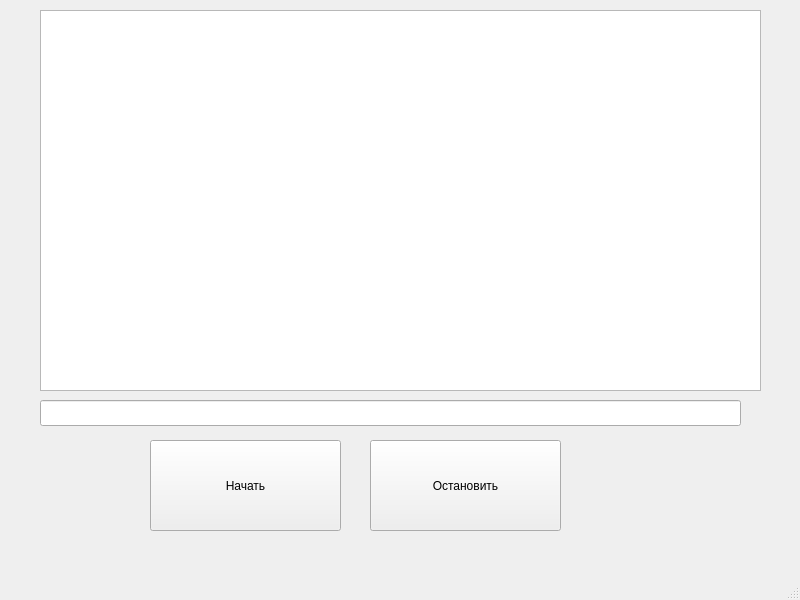
First picture: the form in mainwindow.ui, repository Toshka3/2024_KB-222_Tkachenko_16, before the edit.
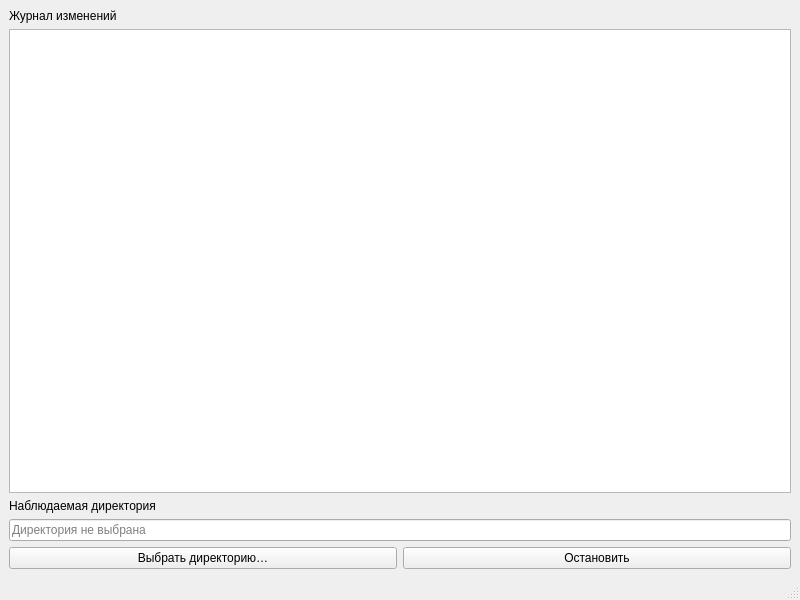
Second picture: the form after the edit.

Commit message: Clarify directory watch state and surface file changes

Diff of the .ui file:
```diff
--- a/mainwindow.ui
+++ b/mainwindow.ui
@@ -14,69 +14,57 @@
    <string>MainWindow</string>
   </property>
   <widget class="QWidget" name="centralwidget">
-   <widget class="QPushButton" name="startButton">
-    <property name="geometry">
-     <rect>
-      <x>150</x>
-      <y>440</y>
-      <width>191</width>
-      <height>91</height>
-     </rect>
-    </property>
-    <property name="text">
-     <string>Начать</string>
-    </property>
-   </widget>
-   <widget class="QPushButton" name="stopButton">
-    <property name="geometry">
-     <rect>
-      <x>370</x>
-      <y>440</y>
-      <width>191</width>
-      <height>91</height>
-     </rect>
-    </property>
-    <property name="text">
-     <string>Остановить</string>
-    </property>
-   </widget>
-   <widget class="QTextEdit" name="logTextEdit">
-    <property name="enabled">
-     <bool>true</bool>
-    </property>
-    <property name="geometry">
-     <rect>
-      <x>40</x>
-      <y>10</y>
-      <width>721</width>
-      <height>381</height>
-     </rect>
-    </property>
-    <property name="autoFillBackground">
-     <bool>false</bool>
-    </property>
-   </widget>
-   <widget class="QLineEdit" name="lineEdit">
-    <property name="geometry">
-     <rect>
-      <x>40</x>
-      <y>400</y>
-      <width>701</width>
-      <height>26</height>
-     </rect>
-    </property>
-   </widget>
-   <widget class="QWidget" name="verticalLayoutWidget">
-    <property name="geometry">
-     <rect>
-      <x>739</x>
-      <y>9</y>
-      <width>21</width>
-      <height>381</height>
-     </rect>
-    </property>
-    <layout class="QVBoxLayout" name="verticalLayout"/>
-   </widget>
+   <layout class="QVBoxLayout" name="verticalLayout">
+    <item>
+     <widget class="QLabel" name="logLabel">
+      <property name="text">
+       <string>Журнал изменений</string>
+      </property>
+     </widget>
+    </item>
+    <item>
+     <widget class="QTextEdit" name="logTextEdit">
+      <property name="readOnly">
+       <bool>true</bool>
+      </property>
+     </widget>
+    </item>
+    <item>
+     <widget class="QLabel" name="directoryLabel">
+      <property name="text">
+       <string>Наблюдаемая директория</string>
+      </property>
+     </widget>
+    </item>
+    <item>
+     <widget class="QLineEdit" name="lineEdit">
+      <property name="readOnly">
+       <bool>true</bool>
+      </property>
+      <property name="placeholderText">
+       <string>Директория не выбрана</string>
+      </property>
+     </widget>
+    </item>
+    <item>
+     <layout class="QHBoxLayout" name="buttonLayout">
+      <item>
+       <widget class="QPushButton" name="startButton">
+        <property name="text">
+         <string>Выбрать директорию…</string>
+        </property>
+       </widget>
+      </item>
+      <item>
+       <widget class="QPushButton" name="stopButton">
+        <property name="text">
+         <string>Остановить</string>
+        </property>
+       </widget>
+      </item>
+     </layout>
+    </item>
+   </layout>
   </widget>
   <widget class="QMenuBar" name="menubar">
    <property name="geometry">
```
Left out of the diff: 2 changed lines with no effect on the pictures. The commit also changes 4 other files.
